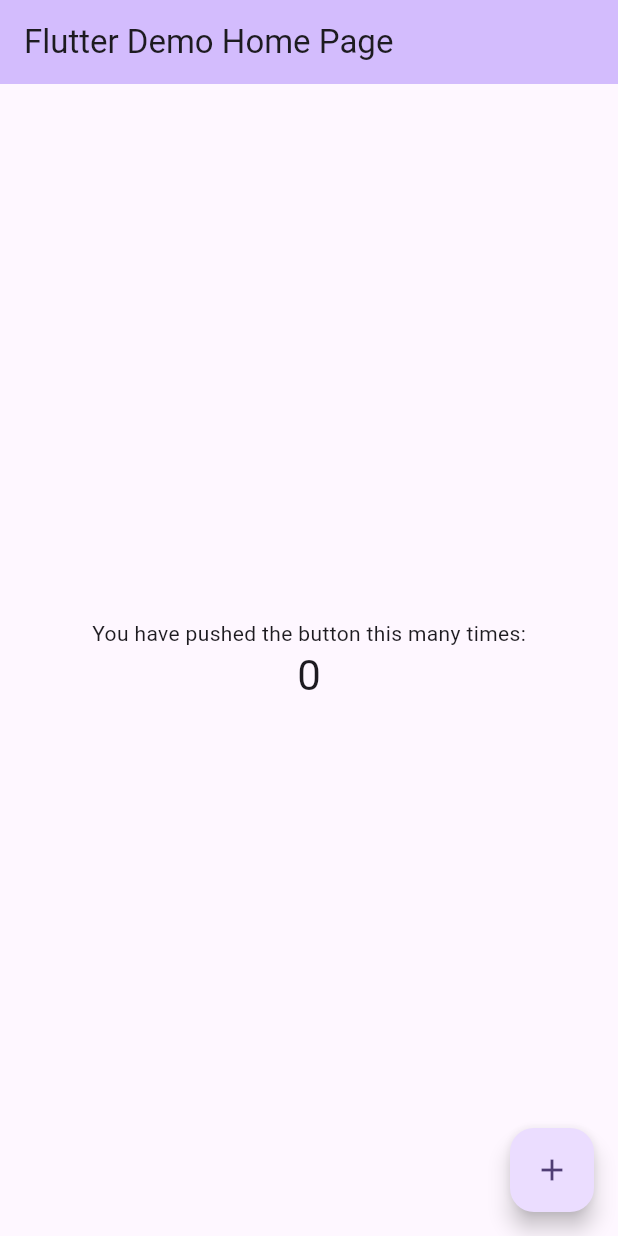
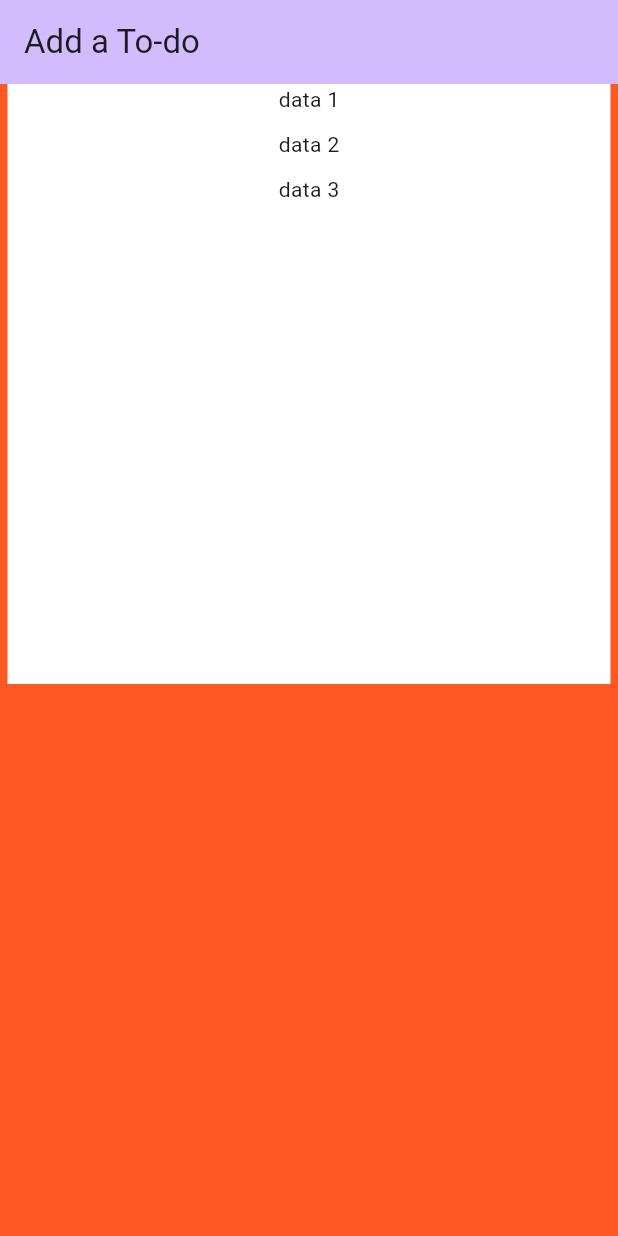
Before and after one commit to marufBS/todo-flutter-app, a Flutter app: the screen it shows after launch, on a phone screen of 412 x 824 dp. Run offline on Flutter 3.47's test engine with Material 3 defaults, Android fonts, the phone set to English and light mode, and no system bars.

Commit message:
update todo

```diff
--- a/lib/main.dart
+++ b/lib/main.dart
@@ -10,11 +10,12 @@ class MyApp extends StatelessWidget {
   @override
   Widget build(BuildContext context) {
     return MaterialApp(
-      title: 'Flutter Demo',
+      title: 'To-do App',
+      debugShowCheckedModeBanner: false,
       theme: ThemeData(
         colorScheme: ColorScheme.fromSeed(seedColor: Colors.deepPurple),
       ),
-      home: const MyHomePage(title: 'Flutter Demo Home Page'),
+      home: const MyHomePage(title: 'Add a To-do'),
     );
   }
 }
@@ -44,23 +45,34 @@ class _MyHomePageState extends State<MyHomePage> {
         backgroundColor: Theme.of(context).colorScheme.inversePrimary,
         title: Text(widget.title),
       ),
-      body: Center(
-        child: Column(
-          mainAxisAlignment: MainAxisAlignment.center,
+      body: SafeArea(
+        child: Container(
+          width: double.infinity,
+          color: Colors.deepOrange,
+          child: Column(
+          // crossAxisAlignment: CrossAxisAlignment.center,
           children: <Widget>[
-            const Text('You have pushed the button this many times:'),
-            Text(
-              '$_counter',
-              style: Theme.of(context).textTheme.headlineMedium,
-            ),
+            Container(
+
+              color: Colors.white,
+              height: 400,
+              width: double.infinity,
+              margin: EdgeInsets.fromLTRB(5.0, 0.0, 5.0, 0.0),
+              child: ListView(
+                children: List.generate(3,(index)=>Column(
+                  children: [
+                    Text("data ${index + 1}"),
+                    SizedBox(height: 10), // 10 পিক্সেল গ্যাপ
+                  ],
+                ))
+              ),
+            )
+
           ],
         ),
+        ),
       ),
-      floatingActionButton: FloatingActionButton(
-        onPressed: _incrementCounter,
-        tooltip: 'Increment',
-        child: const Icon(Icons.add),
-      ),
+
     );
   }
 }
```
